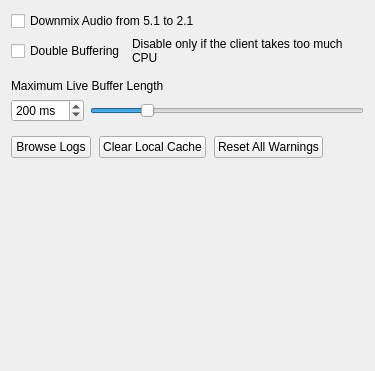
Above: client/libclient/src/ui/widgets/local_settings/advanced_settings_widget.ui from networkoptix/nx_open before the change. Below: the same form after it.
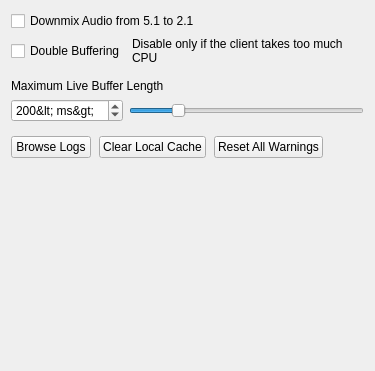
That is the form after the change.

```diff
--- a/client/libclient/src/ui/widgets/local_settings/advanced_settings_widget.ui
+++ b/client/libclient/src/ui/widgets/local_settings/advanced_settings_widget.ui
@@ -60,7 +60,7 @@
      <item>
       <widget class="QSpinBox" name="maximumLiveBufferLengthSpinBox">
        <property name="suffix">
-        <string> ms</string>
+        <string notr="true">&lt; ms&gt;</string>
        </property>
        <property name="minimum">
         <number>10</number>
```
